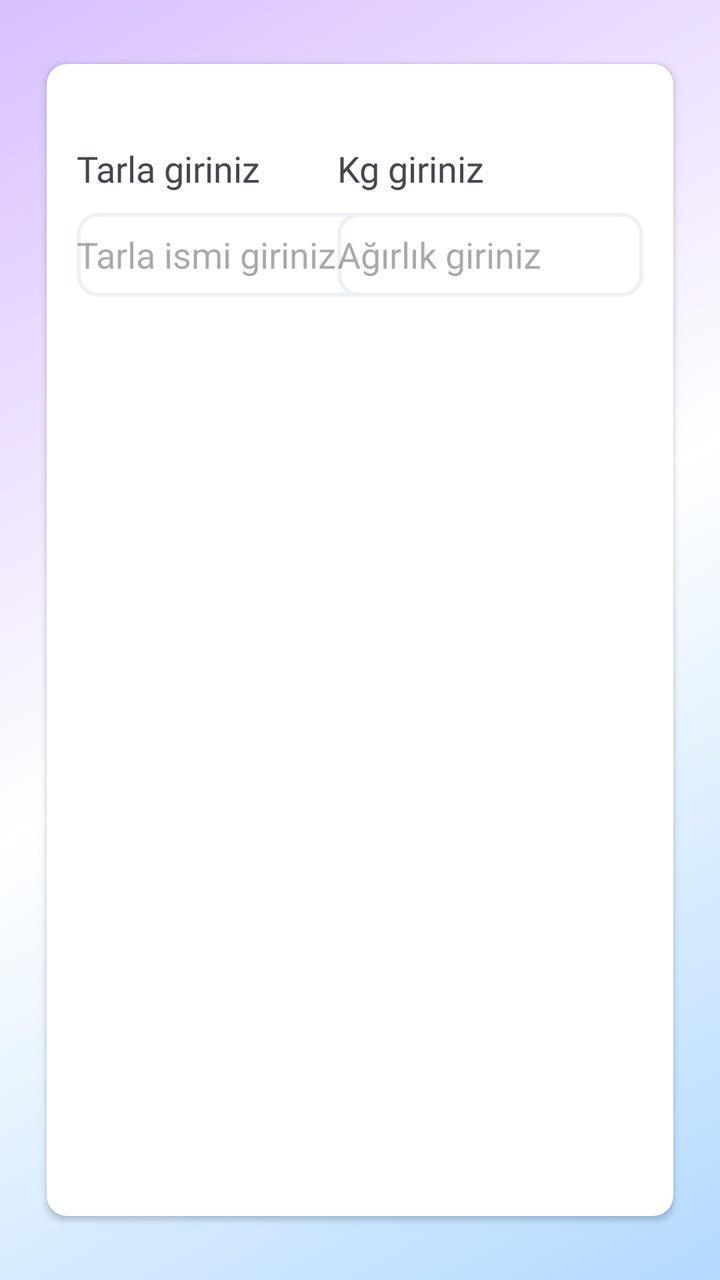
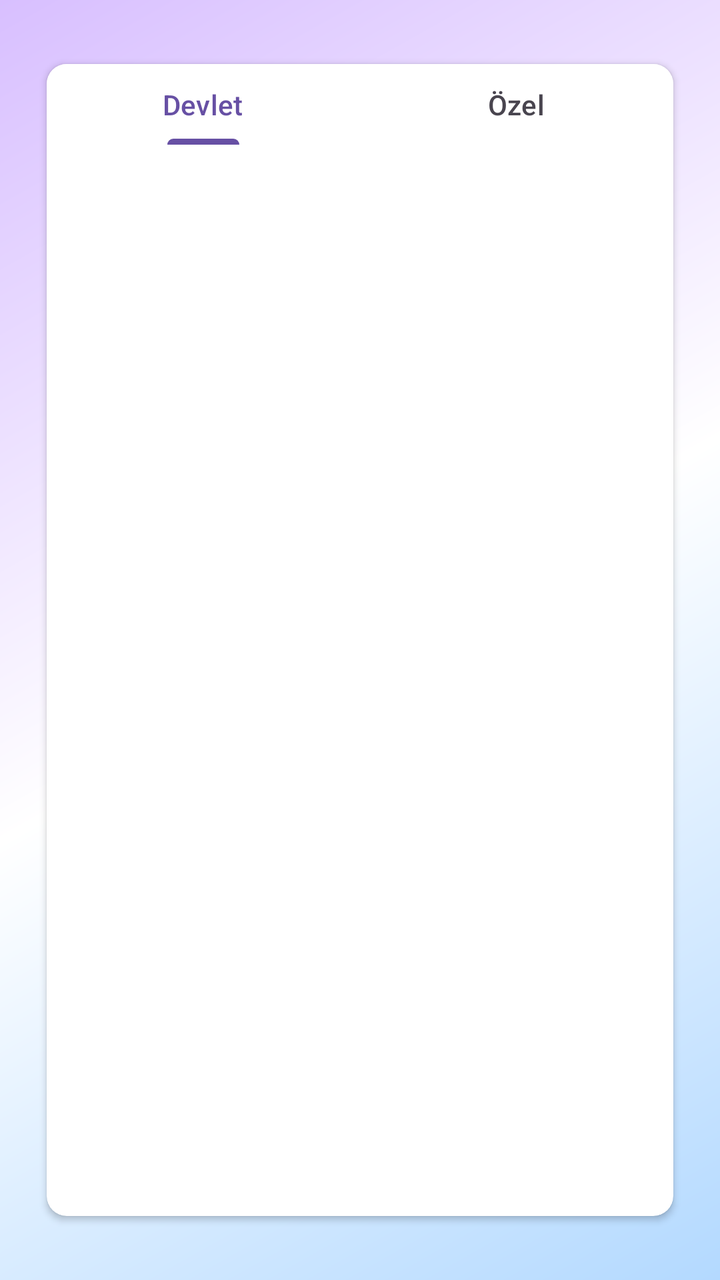

Compare the two renders of this Android layout. The source of the first and the diff that turns it into the second are given below.
<!-- AndroidManifest.xml: application theme Theme.DesignExample -->
<!-- res/layout/fragment_new_design.xml -->
<?xml version="1.0" encoding="utf-8"?>
<androidx.constraintlayout.widget.ConstraintLayout xmlns:android="http://schemas.android.com/apk/res/android"
    xmlns:app="http://schemas.android.com/apk/res-auto"
    xmlns:tools="http://schemas.android.com/tools"
    android:layout_width="match_parent"
    android:layout_height="match_parent"
    android:background="@drawable/gradient"
    tools:context=".new_design">

    <androidx.cardview.widget.CardView
        app:layout_constraintBottom_toBottomOf="parent"
        app:layout_constraintEnd_toEndOf="parent"
        app:layout_constraintHorizontal_bias="0.5"
        app:layout_constraintStart_toStartOf="parent"
        app:layout_constraintTop_toTopOf="parent"
        app:layout_constraintVertical_bias="0.5"
        android:layout_width="0dp"
        app:layout_constraintWidth_percent="0.87"
        android:layout_height="0dp"
        app:layout_constraintHeight_percent="0.9"
        app:cardBackgroundColor="#FFFFFF"
        app:cardCornerRadius="10dp">

        <androidx.constraintlayout.widget.ConstraintLayout
            android:layout_width="match_parent"
            android:layout_height="match_parent"
            app:layout_constraintEnd_toEndOf="parent"
            app:layout_constraintStart_toStartOf="parent">

            <TextView
                android:id="@+id/TarlaTextView"
                android:layout_width="wrap_content"
                android:layout_height="wrap_content"
                android:layout_marginStart="15dp"
                android:layout_marginTop="40dp"
                android:fontFamily="@font/plus_jakarta_sans"
                android:text="Tarla giriniz"
                android:textSize="18sp"
                app:layout_constraintStart_toStartOf="parent"
                app:layout_constraintTop_toTopOf="parent" />

            <TextView
                android:id="@+id/KgTextView"
                android:layout_width="wrap_content"
                android:layout_height="wrap_content"
                android:fontFamily="@font/plus_jakarta_sans"
                android:text="Kg giriniz"
                android:textSize="18sp"
                app:layout_constraintStart_toStartOf="@+id/KgEditText"
                app:layout_constraintTop_toTopOf="@+id/TarlaTextView" />

            <AutoCompleteTextView
                android:id="@+id/autoCompleteTextView"
                android:layout_width="153dp"
                android:layout_height="42dp"
                android:layout_marginStart="15dp"
                android:layout_marginTop="10dp"
                android:background="@drawable/edit_text_custom"
                android:hint="Tarla ismi giriniz"
                android:text=""
                app:layout_constraintStart_toStartOf="parent"
                app:layout_constraintTop_toBottomOf="@+id/TarlaTextView" />

            <EditText
                android:id="@+id/KgEditText"
                android:layout_width="153dp"
                android:layout_height="42dp"
                android:layout_marginEnd="15dp"
                android:background="@drawable/edit_text_custom"
                android:ems="10"
                android:hint="Ağırlık giriniz"
                android:inputType="text"
                app:layout_constraintEnd_toEndOf="parent"
                app:layout_constraintTop_toTopOf="@+id/autoCompleteTextView" />
        </androidx.constraintlayout.widget.ConstraintLayout>
    </androidx.cardview.widget.CardView>
</androidx.constraintlayout.widget.ConstraintLayout>
<!-- resources referenced by this layout -->
<resources>
  <!-- drawable edit_text_custom (drawable) -->
  <?xml version="1.0" encoding="utf-8"?>
  <selector xmlns:android="http://schemas.android.com/apk/res/android">
  
      
      <item android:state_enabled="true" android:state_focused="true">
          <shape android:shape="rectangle">
              <solid android:color="@android:color/white" />
              <corners android:radius="12dp" />
              <stroke android:width="2dp" android:color="#EDF1F3" />
          </shape>
      </item>
  
      
      <item android:state_enabled="true">
          <shape android:shape="rectangle">
              <solid android:color="@android:color/white" />
              <corners android:radius="10dp" />
              <stroke android:width="2dp" android:color="#EDF1F3" />
          </shape>
      </item>
  
  
  </selector>
  <!-- drawable gradient (drawable) -->
  <?xml version="1.0" encoding="utf-8"?>
  <shape xmlns:android="http://schemas.android.com/apk/res/android"
      android:shape="rectangle">
  
      <gradient
          android:startColor="#B3D9FF"
          android:centerColor="#FFFFFF"
          android:endColor="#D8BFFF"
          android:gradientRadius="0dp"
          android:angle="135"
          android:type="linear"
          android:centerX="0.5"
          android:centerY="0.5" />
  
  
  
  
  </shape>
  <style name="Theme.DesignExample" parent="Base.Theme.DesignExample" />
  <style name="Base.Theme.DesignExample" parent="Theme.Material3.DayNight.NoActionBar">
          
          
      </style>
</resources>

<!-- the commit's change to res/layout/fragment_new_design.xml (unified diff, before → after) -->
@@ -5,7 +5,7 @@
     android:layout_width="match_parent"
     android:layout_height="match_parent"
     android:background="@drawable/gradient"
-    tools:context=".new_design">
+    tools:context=".design.new_design">
 
     <androidx.cardview.widget.CardView
         app:layout_constraintBottom_toBottomOf="parent"
@@ -27,51 +27,38 @@
             app:layout_constraintEnd_toEndOf="parent"
             app:layout_constraintStart_toStartOf="parent">
 
-            <TextView
-                android:id="@+id/TarlaTextView"
-                android:layout_width="wrap_content"
-                android:layout_height="wrap_content"
-                android:layout_marginStart="15dp"
-                android:layout_marginTop="40dp"
-                android:fontFamily="@font/plus_jakarta_sans"
-                android:text="Tarla giriniz"
-                android:textSize="18sp"
+            <com.google.android.material.tabs.TabLayout
+                android:id="@+id/tabLayout"
+                android:layout_width="0dp"
+                android:layout_height="0dp"
+                android:background="#FFFFFF"
+                app:layout_constraintEnd_toEndOf="parent"
+                app:layout_constraintHeight_percent="0.07"
+                app:layout_constraintHorizontal_bias="0.0"
                 app:layout_constraintStart_toStartOf="parent"
-                app:layout_constraintTop_toTopOf="parent" />
+                app:layout_constraintTop_toTopOf="parent"
+                app:layout_constraintWidth_percent="1">
 
-            <TextView
-                android:id="@+id/KgTextView"
-                android:layout_width="wrap_content"
-                android:layout_height="wrap_content"
-                android:fontFamily="@font/plus_jakarta_sans"
-                android:text="Kg giriniz"
-                android:textSize="18sp"
-                app:layout_constraintStart_toStartOf="@+id/KgEditText"
-                app:layout_constraintTop_toTopOf="@+id/TarlaTextView" />
 
-            <AutoCompleteTextView
-                android:id="@+id/autoCompleteTextView"
-                android:layout_width="153dp"
-                android:layout_height="42dp"
-                android:layout_marginStart="15dp"
-                android:layout_marginTop="10dp"
-                android:background="@drawable/edit_text_custom"
-                android:hint="Tarla ismi giriniz"
-                android:text=""
-                app:layout_constraintStart_toStartOf="parent"
-                app:layout_constraintTop_toBottomOf="@+id/TarlaTextView" />
+                <com.google.android.material.tabs.TabItem
+                    android:layout_width="wrap_content"
+                    android:layout_height="wrap_content"
+                    android:text="Devlet" />
 
-            <EditText
-                android:id="@+id/KgEditText"
-                android:layout_width="153dp"
-                android:layout_height="42dp"
-                android:layout_marginEnd="15dp"
-                android:background="@drawable/edit_text_custom"
-                android:ems="10"
-                android:hint="Ağırlık giriniz"
-                android:inputType="text"
-                app:layout_constraintEnd_toEndOf="parent"
-                app:layout_constraintTop_toTopOf="@+id/autoCompleteTextView" />
+                <com.google.android.material.tabs.TabItem
+                    android:layout_width="wrap_content"
+                    android:layout_height="wrap_content"
+                    android:text="Özel" />
+            </com.google.android.material.tabs.TabLayout>
+
+            <androidx.viewpager2.widget.ViewPager2
+                android:id="@+id/viewPager"
+                android:layout_width="match_parent"
+                android:layout_height="0dp"
+                app:layout_constraintBottom_toBottomOf="parent"
+                app:layout_constraintTop_toBottomOf="@+id/tabLayout"
+                tools:layout_editor_absoluteX="1dp" />
+
         </androidx.constraintlayout.widget.ConstraintLayout>
     </androidx.cardview.widget.CardView>
 </androidx.constraintlayout.widget.ConstraintLayout>
<!-- resource entries referenced after the edit -->
@@ -1,29 +1,5 @@
 <!-- resources referenced by this layout -->
 <resources>
-  <!-- drawable edit_text_custom (drawable) -->
-  <?xml version="1.0" encoding="utf-8"?>
-  <selector xmlns:android="http://schemas.android.com/apk/res/android">
-  
-      
-      <item android:state_enabled="true" android:state_focused="true">
-          <shape android:shape="rectangle">
-              <solid android:color="@android:color/white" />
-              <corners android:radius="12dp" />
-              <stroke android:width="2dp" android:color="#EDF1F3" />
-          </shape>
-      </item>
-  
-      
-      <item android:state_enabled="true">
-          <shape android:shape="rectangle">
-              <solid android:color="@android:color/white" />
-              <corners android:radius="10dp" />
-              <stroke android:width="2dp" android:color="#EDF1F3" />
-          </shape>
-      </item>
-  
-  
-  </selector>
   <!-- drawable gradient (drawable) -->
   <?xml version="1.0" encoding="utf-8"?>
   <shape xmlns:android="http://schemas.android.com/apk/res/android"
